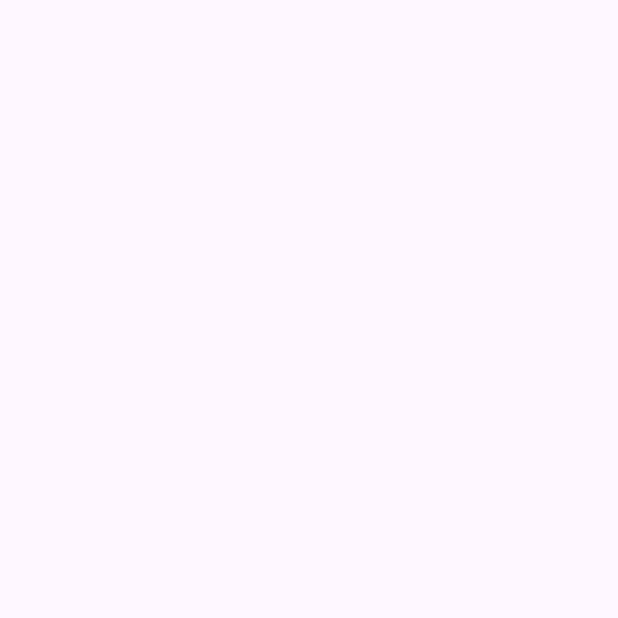
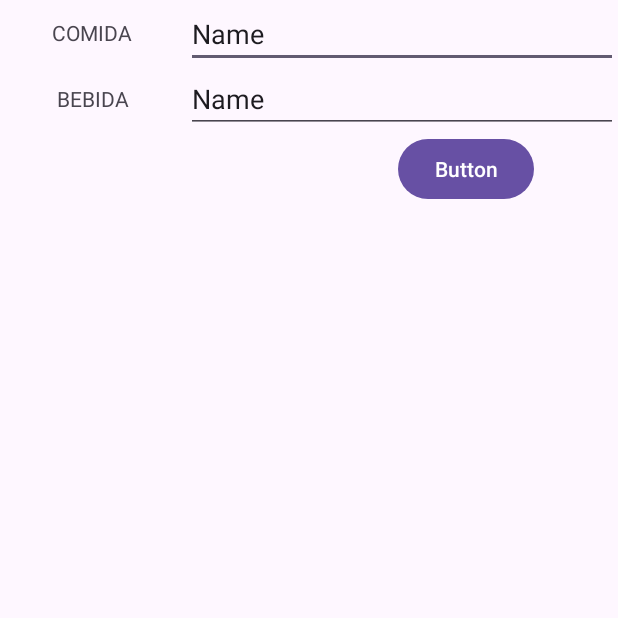
Before and after one commit to adriferro/TutorialApp, an Android app: the IntentExplicito screen opened directly, with no data from a screen before it, on a phone screen of 412 x 824 dp, the top half of it. Before the commit the part shown is empty. Run offline under Robolectric (Android 15) with nearby library versions, the phone set to English and light mode, and no system bars.

```diff
--- a/app/src/main/java/com/example/tutorialapp/intents/IntentExplicito.java
+++ b/app/src/main/java/com/example/tutorialapp/intents/IntentExplicito.java
@@ -1,6 +1,10 @@
 package com.example.tutorialapp.intents;
 
+import android.content.Intent;
 import android.os.Bundle;
+import android.view.View;
+import android.widget.Button;
+import android.widget.EditText;
 
 import androidx.activity.EdgeToEdge;
 import androidx.appcompat.app.AppCompatActivity;
@@ -22,5 +26,22 @@ public class IntentExplicito extends AppCompatActivity {
             v.setPadding(systemBars.left, systemBars.top, systemBars.right, systemBars.bottom);
             return insets;
         });
-    }
-}
+
+
+
+    Button btnComprar = findViewById(R.id.buttonComprar);
+    EditText editTextComida = findViewById(R.id.editTextComida);
+    EditText editTextBebida = findViewById(R.id.editTextBebida);
+
+    btnComprar.setOnClickListener(new View.OnClickListener() {
+        @Override
+        public void onClick(View view) {
+            Intent i = new Intent(IntentExplicito.this, IntentImplicito.class);
+            i.putExtra("prueba", "Hamburguesa");
+            i.putExtra("comida", editTextComida.getText().toString());
+            i.putExtra("bebida", editTextBebida.getText().toString());
+
+            startActivity(i);
+        }
+    });
+}}
--- a/app/src/main/res/layout/activity_intent_explicito.xml
+++ b/app/src/main/res/layout/activity_intent_explicito.xml
@@ -5,6 +5,57 @@
     android:id="@+id/main"
     android:layout_width="match_parent"
     android:layout_height="match_parent"
-    tools:context=".intents.IntentExplicito">
+    tools:context=".MainActivity">
+
+    <Button
+        android:id="@+id/buttonComprar"
+        android:layout_width="wrap_content"
+        android:layout_height="wrap_content"
+        android:layout_marginEnd="56dp"
+        android:text="Button"
+        app:layout_constraintEnd_toEndOf="parent"
+        app:layout_constraintTop_toBottomOf="@+id/editTextBebida" />
+
+    <TextView
+        android:id="@+id/textViewComida"
+        android:layout_width="121dp"
+        android:layout_height="44dp"
+        android:layout_weight="1"
+        android:gravity="center"
+        android:text="COMIDA"
+        app:layout_constraintStart_toStartOf="parent"
+        app:layout_constraintTop_toTopOf="parent" />
+
+    <EditText
+        android:id="@+id/editTextComida"
+        android:layout_width="288dp"
+        android:layout_height="45dp"
+        android:layout_weight="1"
+        android:ems="10"
+        android:inputType="text"
+        android:text="Name"
+        app:layout_constraintEnd_toEndOf="parent"
+        app:layout_constraintTop_toTopOf="parent" />
+
+    <TextView
+        android:id="@+id/textViewBebida"
+        android:layout_width="123dp"
+        android:layout_height="43dp"
+        android:gravity="center"
+        android:text="BEBIDA"
+        android:textAlignment="gravity"
+        app:layout_constraintStart_toStartOf="parent"
+        app:layout_constraintTop_toBottomOf="@+id/textViewComida" />
+
+    <EditText
+        android:id="@+id/editTextBebida"
+        android:layout_width="288dp"
+        android:layout_height="43dp"
+        android:ems="10"
+        android:gravity="center_vertical"
+        android:inputType="text"
+        android:text="Name"
+        app:layout_constraintEnd_toEndOf="parent"
+        app:layout_constraintTop_toBottomOf="@+id/editTextComida" />
 
 </androidx.constraintlayout.widget.ConstraintLayout>
```
Also changed, not shown: app/src/main/java/com/example/tutorialapp/intents/IntentImplicito.java (+21 -0 lines), app/src/main/res/layout/activity_intent_implicito.xml (+17 -0 lines), app/src/main/res/layout/activity_main.xml (+3 -6 lines).
